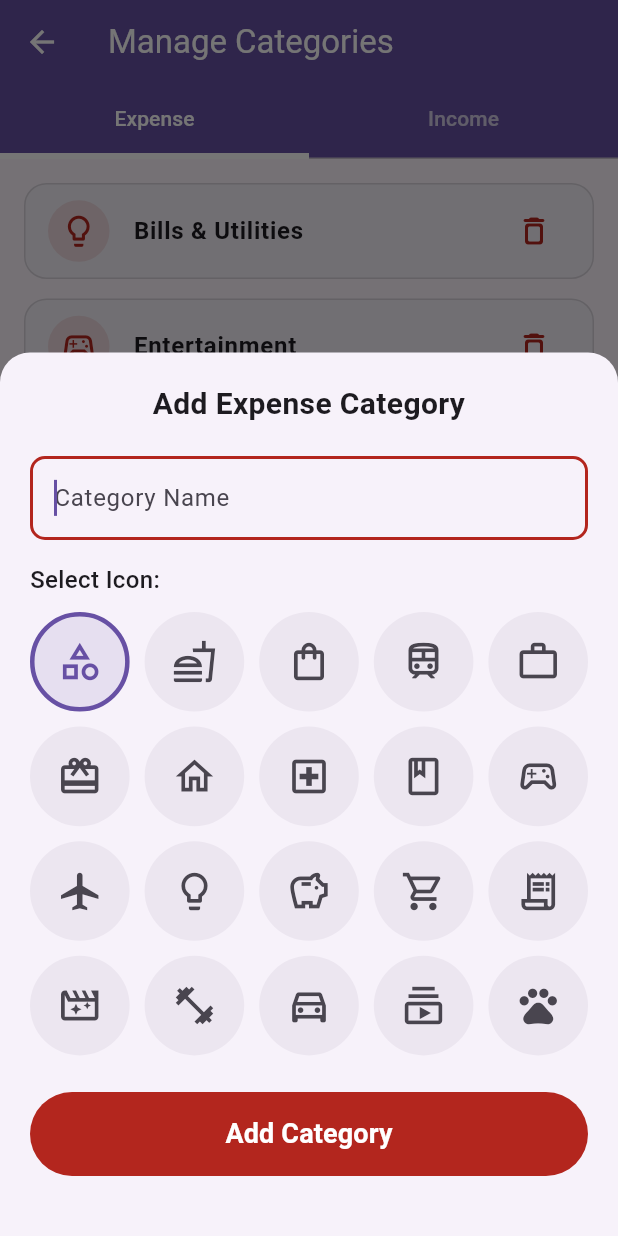
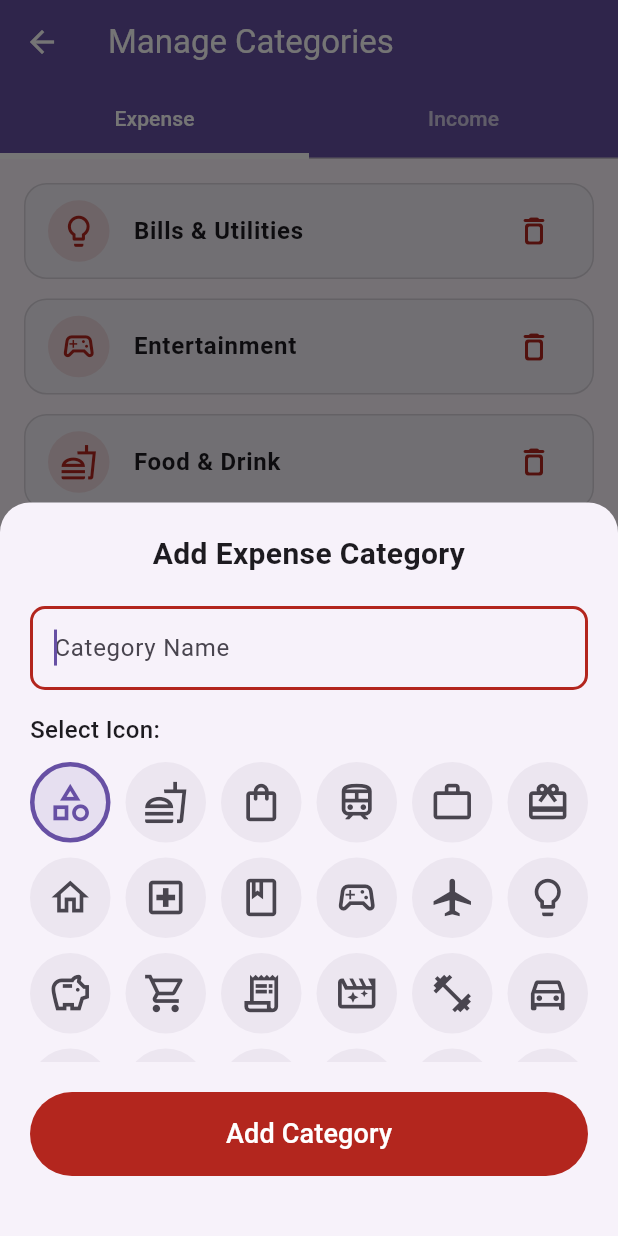
Before and after one commit to bayazidht/spend_mate, a Flutter app: the ManageCategoriesScreen screen opened directly, after a tap on the "add" icon, on a phone screen of 412 x 824 dp. Run offline on Flutter 3.47's test engine with Material 3 defaults, Android fonts, the phone set to English and light mode, and no system bars; our stand-ins replace cloud_firestore, firebase_auth, firebase_core, fl_chart, google_sign_in, shared_preferences; accounts and stored records are empty.

Commit message:
refactor: Update icons and tweak UI
This commit refactors several UI components by updating icons for consistency and making minor layout adjustments.

### Key Changes:

-   **Iconography:**
    -   Standardized transaction type icons across the app:
        -   **Income:** Changed from `arrow_upward` to `payments_outlined`.
        -   **Expense:** Changed from `arrow_downward` to `shopping_bag_outlined`.
    -   This change is reflected in `AddTransactionScreen`, `TransactionsScreen`, and `ManageCategoriesScreen`.

-   **UI Adjustments:**
    -   **HomeScreen:** Reduced the number of recent transactions displayed from 3 to 2.
    -   **ManageCategoriesScreen:** Adjusted the icon picker grid to show 6 icons per row instead of 5, and reduced its height.
    -   **AddTransactionScreen:** Cleaned up minor text styling.

-   **Data:**
    -   Updated the `iconName` for the default 'Freelance' income category from `salary` to `freelance`.

```diff
--- a/lib/data/default_categories.dart
+++ b/lib/data/default_categories.dart
@@ -55,7 +55,7 @@ final List<CategoryModel> defaultIncomeCategories = [
   CategoryModel(
     id: '',
     name: 'Freelance',
-    iconName: 'salary',
+    iconName: 'freelance',
     type: CategoryType.income
   ),
   CategoryModel(
--- a/lib/screens/home/home_screen.dart
+++ b/lib/screens/home/home_screen.dart
@@ -21,7 +21,7 @@ class HomeScreen extends StatelessWidget {
     final totalIncome = provider.totalIncome;
     final totalExpense = provider.totalExpense;
 
-    final recentTransactions = provider.transactions.reversed.take(3).toList();
+    final recentTransactions = provider.transactions.reversed.take(2).toList();
 
     Map<String, double> getFilteredSummary(List<TransactionModel> transactions, {bool today = false}) {
       double income = 0.0;
--- a/lib/screens/settings/manage_categories_screen.dart
+++ b/lib/screens/settings/manage_categories_screen.dart
@@ -34,10 +34,10 @@ class _ManageCategoriesScreenState extends State<ManageCategoriesScreen>
     Function(String) onIconSelected,
   ) {
     return SizedBox(
-      height: 300,
+      height: 200,
       child: GridView.builder(
         gridDelegate: const SliverGridDelegateWithFixedCrossAxisCount(
-          crossAxisCount: 5,
+          crossAxisCount: 6,
           childAspectRatio: 1.0,
           mainAxisSpacing: 10,
           crossAxisSpacing: 10,
@@ -173,8 +173,7 @@ class _ManageCategoriesScreenState extends State<ManageCategoriesScreen>
                       child: const Text(
                         'Add Category',
                         style: TextStyle(
-                          fontSize: 18,
-                          fontWeight: FontWeight.bold,
+                          fontSize: 18
                         ),
                       ),
                     ),
@@ -262,8 +261,8 @@ class _ManageCategoriesScreenState extends State<ManageCategoriesScreen>
             children: [
               Icon(
                 type == CategoryType.income
-                    ? Icons.payments_rounded
-                    : Icons.shopping_bag_rounded,
+                    ? Icons.payments_outlined
+                    : Icons.shopping_bag_outlined,
                 size: 60,
                 color: colorScheme.outlineVariant,
               ),
--- a/lib/screens/transactions/transactions_screen.dart
+++ b/lib/screens/transactions/transactions_screen.dart
@@ -380,9 +380,9 @@ class _TransactionsScreenState extends State<TransactionsScreen>
           ? 'Expense'
           : 'Transactions';
       final icon = tabIndex == 1
-          ? Icons.arrow_downward
+          ? Icons.payments_outlined
           : tabIndex == 2
-          ? Icons.arrow_upward
+          ? Icons.shopping_bag_outlined
           : Icons.description;
       final iconColor = tabIndex == 1 ? colorScheme.primary : colorScheme.error;
 
```
Also changed, not shown: lib/screens/transactions/add_transaction_screen.dart (+10 -9 lines).
